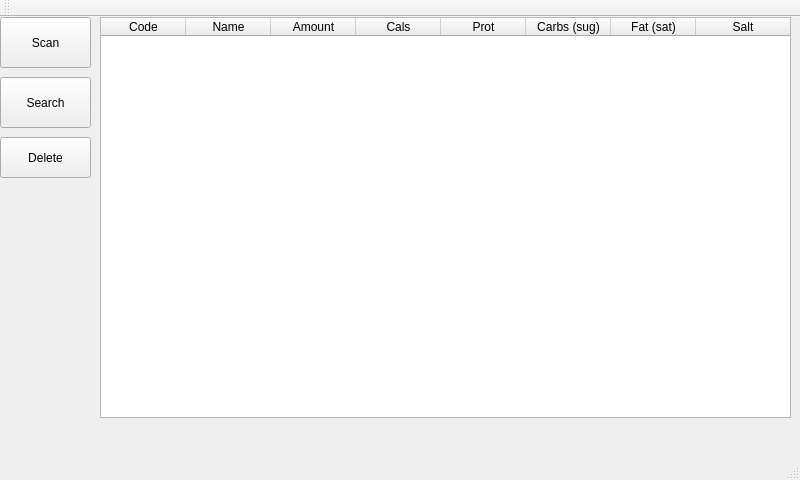
Old version of the form src/gui/mainwindow.ui in the repository vvainola/food_tracking.
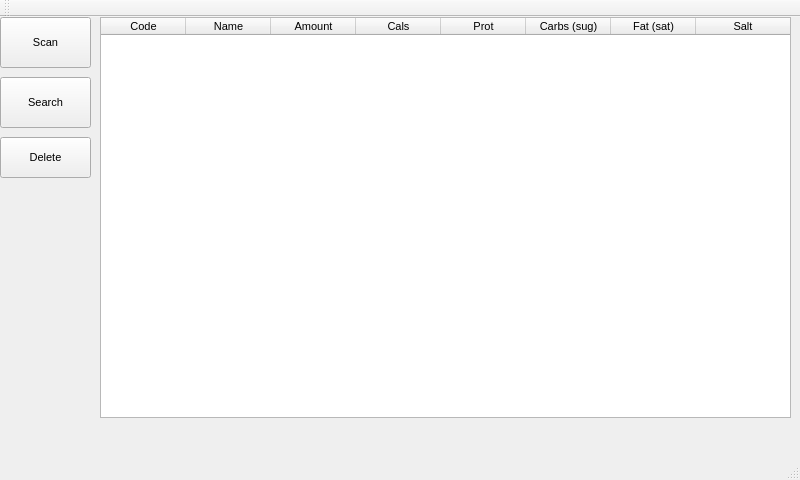
New version of the form.

```diff
--- a/src/gui/mainwindow.ui
+++ b/src/gui/mainwindow.ui
@@ -10,12 +10,23 @@
     <height>480</height>
    </rect>
   </property>
+  <property name="sizePolicy">
+   <sizepolicy hsizetype="Fixed" vsizetype="MinimumExpanding">
+    <horstretch>0</horstretch>
+    <verstretch>0</verstretch>
+   </sizepolicy>
+  </property>
   <property name="minimumSize">
    <size>
     <width>800</width>
     <height>480</height>
    </size>
   </property>
+  <property name="font">
+   <font>
+    <pointsize>8</pointsize>
+   </font>
+  </property>
   <property name="windowTitle">
    <string>Food tracker</string>
   </property>
```
Left out of the diff: 2 changed lines with no effect on the pictures.
